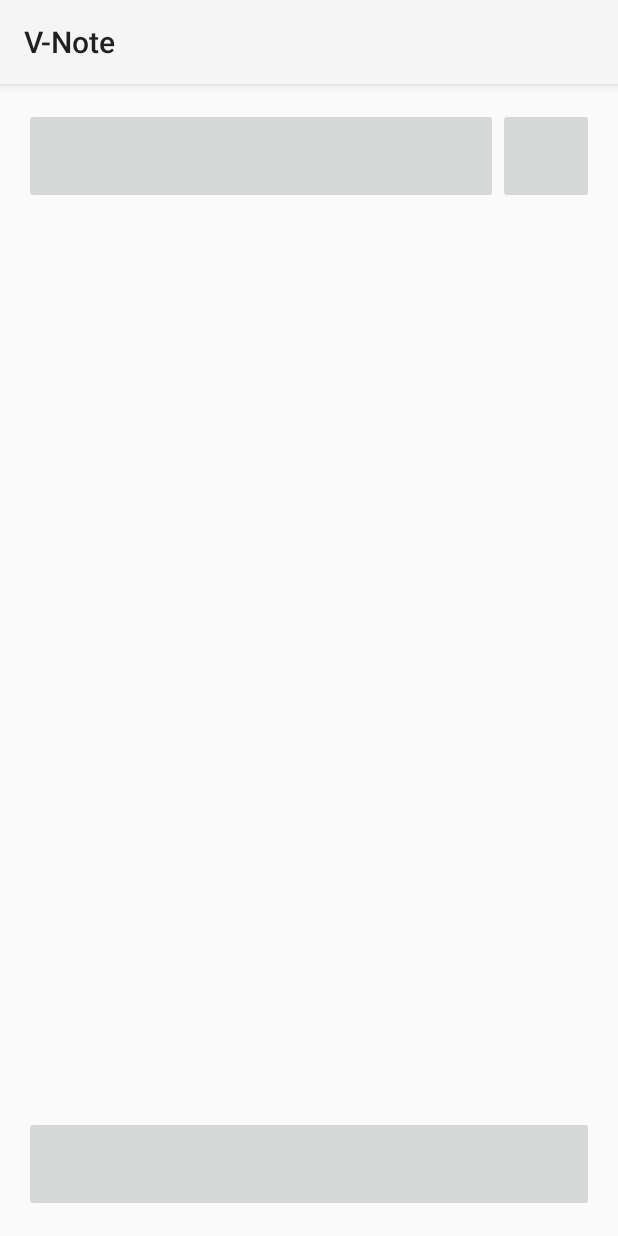
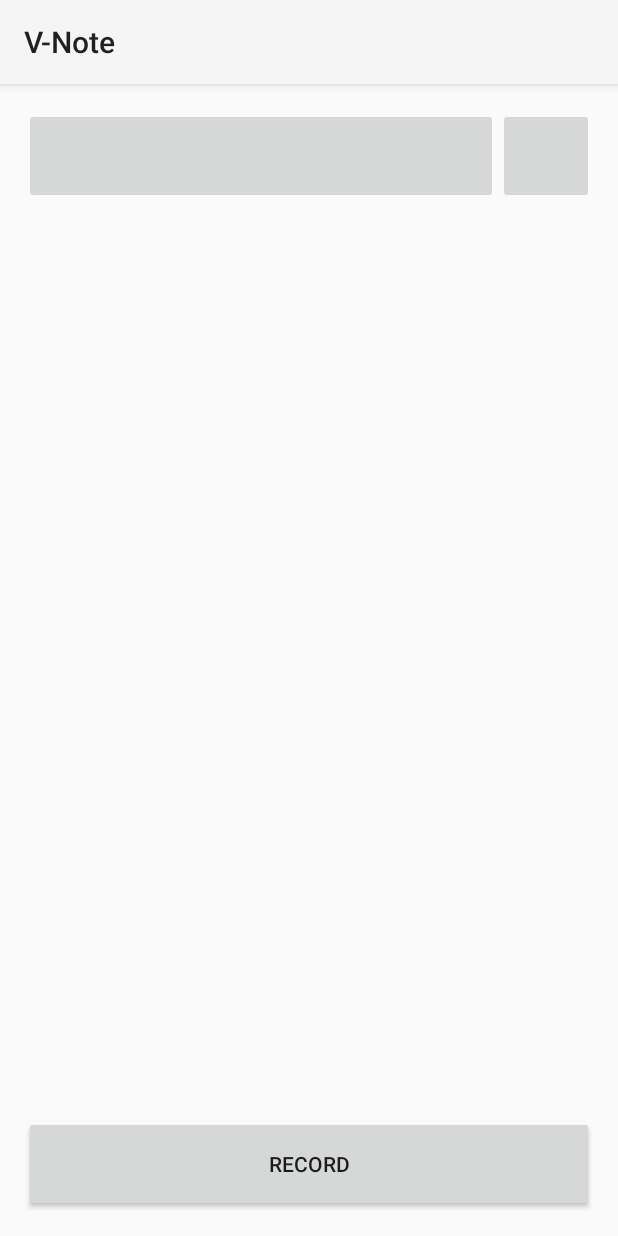
Before and after one commit to MDAMI/V-Note, an Android app: the screen it shows after launch (MainActivity), on a phone screen of 412 x 824 dp. Run offline under Robolectric (Android 15) with nearby library versions, the phone set to English and light mode, and no system bars.

Commit message:
Record button from main screen goes directly into recording on recording screen

```diff
--- a/app/src/main/java/com/vnote/xfalcon/v_note/MainActivity.java
+++ b/app/src/main/java/com/vnote/xfalcon/v_note/MainActivity.java
@@ -21,7 +21,6 @@ public class MainActivity extends AppCompatActivity {
     }
     public void recordButtonPressed(View view) {
         Intent intent = new Intent(this, RecordActivity.class);
-        intent.putExtra("callMethod", "beginRecording");
         startActivity(intent);
 
     }
--- a/app/src/main/res/layout/activity_main.xml
+++ b/app/src/main/res/layout/activity_main.xml
@@ -40,10 +40,11 @@
         android:onClick="searchButtonPressed"
         />
 
-    <ImageButton
+    <Button
+        android:text="RECORD"
         android:layout_width="fill_parent"
         android:layout_height="@android:dimen/notification_large_icon_height"
-        android:id="@+id/record_button"
+        android:id="@+id/start_record_button"
         android:layout_alignParentBottom="true"
         android:layout_alignParentRight="true"
         android:layout_alignParentEnd="true"
--- a/app/src/main/res/layout/activity_record.xml
+++ b/app/src/main/res/layout/activity_record.xml
@@ -23,7 +23,7 @@
         android:layout_alignParentEnd="true"
         />
 
-    <Button
+    <!--<Button
         android:text="Start Recording"
         android:layout_width="fill_parent"
         android:layout_height="@android:dimen/notification_large_icon_height"
@@ -33,7 +33,7 @@
         android:layout_above="@+id/stop_record_button"
         android:layout_alignParentStart="true"
         android:nestedScrollingEnabled="false"
-        android:onClick="buttonTapped" />
+        android:onClick="buttonTapped" /> -->
 
     <Button
         android:text="Stop Recording"
```
Also changed, not shown: app/src/main/java/com/vnote/xfalcon/v_note/RecordActivity.java (+10 -30 lines), 2 other files.
